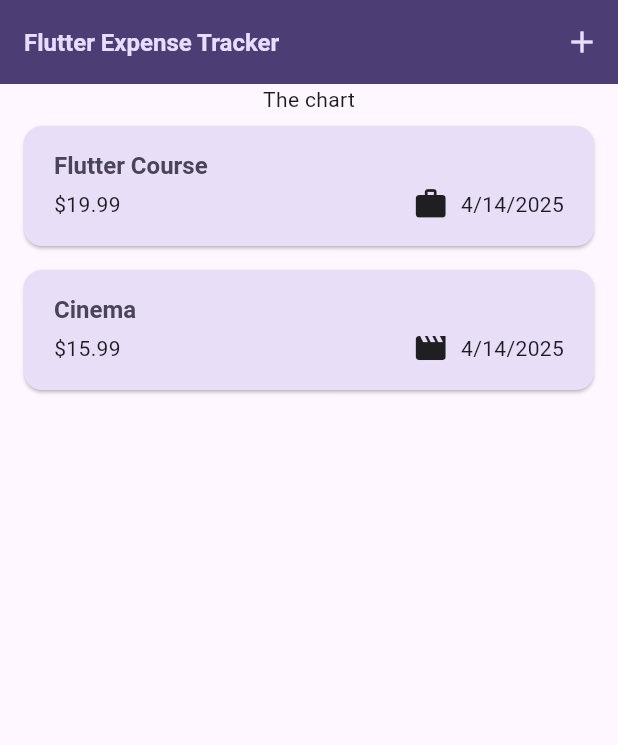
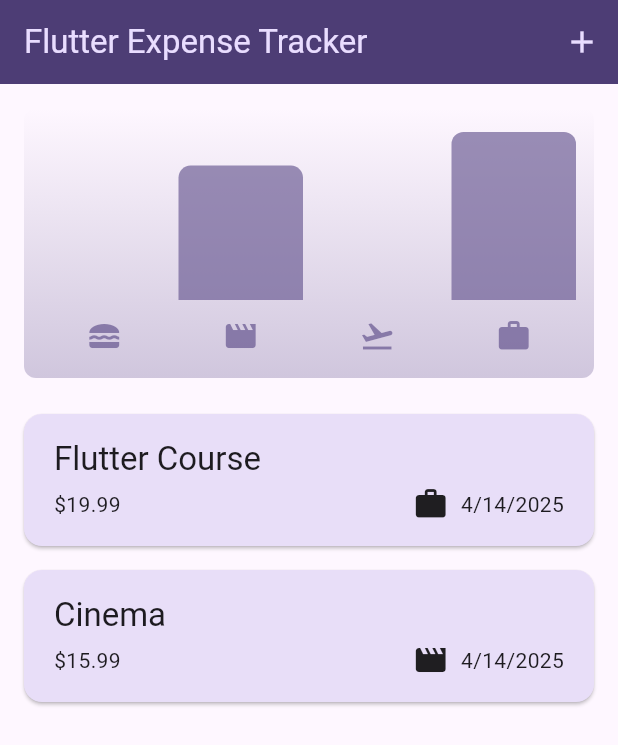
Before and after one commit to saadrawasia/expense_tracker, a Flutter app: the screen it shows after launch, on a phone screen of 412 x 824 dp. Shown: the top 745 px of the screen. Run offline on Flutter 3.47's test engine with Material 3 defaults, Android fonts, the phone set to English and light mode, and no system bars.

Commit message:
Added Chart to show expenses

```diff
--- a/lib/main.dart
+++ b/lib/main.dart
@@ -42,15 +42,8 @@ void main() {
             backgroundColor: kColorScheme.primaryContainer,
           ),
         ),
-        textTheme: ThemeData().textTheme.copyWith(
-          titleLarge: TextStyle(
-            fontWeight: FontWeight.bold,
-            color: kColorScheme.onSecondaryContainer,
-            fontSize: 16,
-          ),
-        ),
       ),
-      themeMode: ThemeMode.system,
+      themeMode: ThemeMode.light,
       home: const Expenses(),
     ),
   );
--- a/lib/models/expense.dart
+++ b/lib/models/expense.dart
@@ -33,3 +33,24 @@ class Expense {
     return formatter.format(date);
   }
 }
+
+class ExpenseBucket {
+  const ExpenseBucket({required this.category, required this.expenses});
+
+  ExpenseBucket.forCategory(List<Expense> allExpenses, this.category)
+    : expenses =
+          allExpenses.where((expense) => expense.category == category).toList();
+
+  final Category category;
+  final List<Expense> expenses;
+
+  double get totalExpenses {
+    double sum = 0;
+
+    for (final expense in expenses) {
+      sum += expense.amount;
+    }
+
+    return sum;
+  }
+}
--- /dev/null
+++ b/lib/widgets/chart/chart.dart
@@ -0,0 +1,94 @@
+import 'package:flutter/material.dart';
+
+import 'package:expense_tracker/widgets/chart/chart_bar.dart';
+import 'package:expense_tracker/models/expense.dart';
+
+class Chart extends StatelessWidget {
+  const Chart({super.key, required this.expenses});
+
+  final List<Expense> expenses;
+
+  List<ExpenseBucket> get buckets {
+    return [
+      ExpenseBucket.forCategory(expenses, Category.food),
+      ExpenseBucket.forCategory(expenses, Category.leisure),
+      ExpenseBucket.forCategory(expenses, Category.travel),
+      ExpenseBucket.forCategory(expenses, Category.work),
+    ];
+  }
+
+  double get maxTotalExpense {
+    double maxTotalExpense = 0;
+
+    for (final bucket in buckets) {
+      if (bucket.totalExpenses > maxTotalExpense) {
+        maxTotalExpense = bucket.totalExpenses;
+      }
+    }
+
+    return maxTotalExpense;
+  }
+
+  @override
+  Widget build(BuildContext context) {
+    final isDarkMode =
+        MediaQuery.of(context).platformBrightness == Brightness.dark;
+    return Container(
+      margin: const EdgeInsets.all(16),
+      padding: const EdgeInsets.symmetric(vertical: 16, horizontal: 8),
+      width: double.infinity,
+      height: 180,
+      decoration: BoxDecoration(
+        borderRadius: BorderRadius.circular(8),
+        gradient: LinearGradient(
+          colors: [
+            Theme.of(context).colorScheme.primary.withValues(alpha: .3),
+            Theme.of(context).colorScheme.primary.withValues(alpha: .0),
+          ],
+          begin: Alignment.bottomCenter,
+          end: Alignment.topCenter,
+        ),
+      ),
+      child: Column(
+        children: [
+          Expanded(
+            child: Row(
+              crossAxisAlignment: CrossAxisAlignment.end,
+              children: [
+                for (final bucket in buckets) // alternative to map()
+                  ChartBar(
+                    fill:
+                        bucket.totalExpenses == 0
+                            ? 0
+                            : bucket.totalExpenses / maxTotalExpense,
+                  ),
+              ],
+            ),
+          ),
+          const SizedBox(height: 12),
+          Row(
+            children:
+                buckets
+                    .map(
+                      (bucket) => Expanded(
+                        child: Padding(
+                          padding: const EdgeInsets.symmetric(horizontal: 4),
+                          child: Icon(
+                            categoryIcons[bucket.category],
+                            color:
+                                isDarkMode
+                                    ? Theme.of(context).colorScheme.secondary
+                                    : Theme.of(
+                                      context,
+                                    ).colorScheme.primary.withValues(alpha: .7),
+                          ),
+                        ),
+                      ),
+                    )
+                    .toList(),
+          ),
+        ],
+      ),
+    );
+  }
+}
--- /dev/null
+++ b/lib/widgets/chart/chart_bar.dart
@@ -0,0 +1,35 @@
+import 'package:flutter/material.dart';
+
+class ChartBar extends StatelessWidget {
+  const ChartBar({super.key, required this.fill});
+
+  final double fill;
+
+  @override
+  Widget build(BuildContext context) {
+    final isDarkMode =
+        MediaQuery.of(context).platformBrightness == Brightness.dark;
+    return Expanded(
+      child: Padding(
+        padding: const EdgeInsets.symmetric(horizontal: 4),
+        child: FractionallySizedBox(
+          heightFactor: fill,
+          child: DecoratedBox(
+            decoration: BoxDecoration(
+              shape: BoxShape.rectangle,
+              borderRadius: const BorderRadius.vertical(
+                top: Radius.circular(8),
+              ),
+              color:
+                  isDarkMode
+                      ? Theme.of(context).colorScheme.secondary
+                      : Theme.of(
+                        context,
+                      ).colorScheme.primary.withValues(alpha: .65),
+            ),
+          ),
+        ),
+      ),
+    );
+  }
+}
--- a/lib/widgets/expenses.dart
+++ b/lib/widgets/expenses.dart
@@ -1,3 +1,4 @@
+import 'package:expense_tracker/widgets/chart/chart.dart';
 import 'package:expense_tracker/widgets/expenses_list/expenses_list.dart';
 import 'package:expense_tracker/models/expense.dart';
 import 'package:expense_tracker/widgets/new_expense.dart';
@@ -88,7 +89,10 @@ class _ExpensesState extends State<Expenses> {
         ],
       ),
       body: Column(
-        children: [const Text('The chart'), Expanded(child: mainContent)],
+        children: [
+          Chart(expenses: _registeredExpenses),
+          Expanded(child: mainContent),
+        ],
       ),
     );
   }
```
